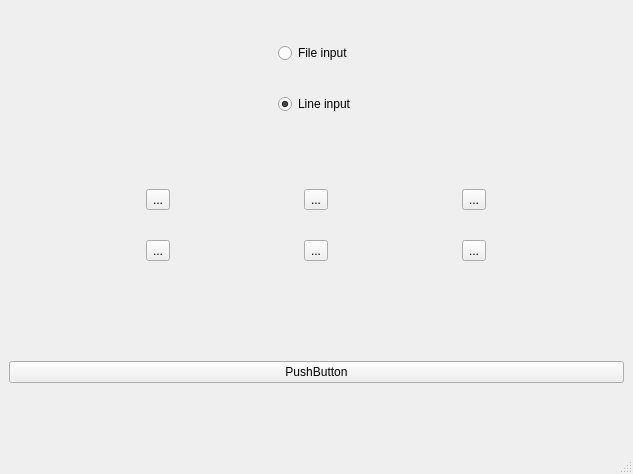
Above: code/interface/vimainwindow/forms/vimainwindow.ui from visore/Visore before the change. Below: the same form after it.
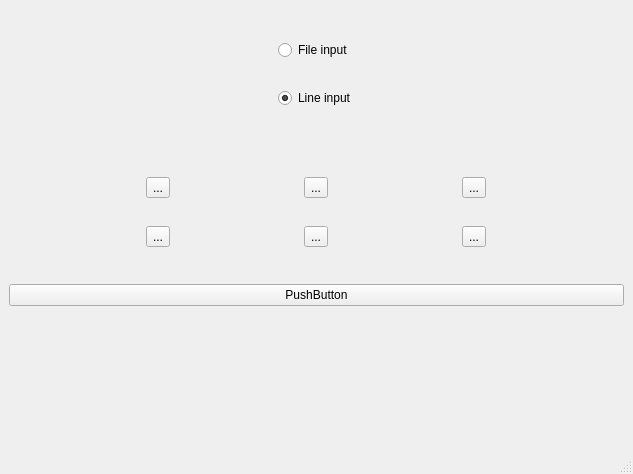
That is the form after the change. Icons and pictures are not drawn.

Commit message: Wave form widget functional for 16bit data. Theme functionality added.

The edit to the form file:
```diff
--- a/code/interface/vimainwindow/forms/vimainwindow.ui
+++ b/code/interface/vimainwindow/forms/vimainwindow.ui
@@ -179,21 +179,19 @@
      </widget>
     </item>
     <item row="2" column="5">
-     <widget class="QWidget" name="waveFormContainer" native="true">
-      <property name="styleSheet">
-       <string notr="true"/>
+     <widget class="QPushButton" name="pushButton">
+      <property name="text">
+       <string>PushButton</string>
       </property>
+     </widget>
+    </item>
+    <item row="3" column="5">
+     <widget class="QWidget" name="widget_3" native="true">
       <layout class="QGridLayout" name="gridLayout_4">
-       <property name="margin">
-        <number>0</number>
-       </property>
-       <property name="spacing">
-        <number>0</number>
-       </property>
        <item row="0" column="0">
-        <widget class="QPushButton" name="pushButton">
-         <property name="text">
-          <string>PushButton</string>
+        <widget class="QWidget" name="waveFormContainer" native="true">
+         <property name="styleSheet">
+          <string notr="true"/>
          </property>
         </widget>
        </item>
```
The commit also changes 33 other files.
